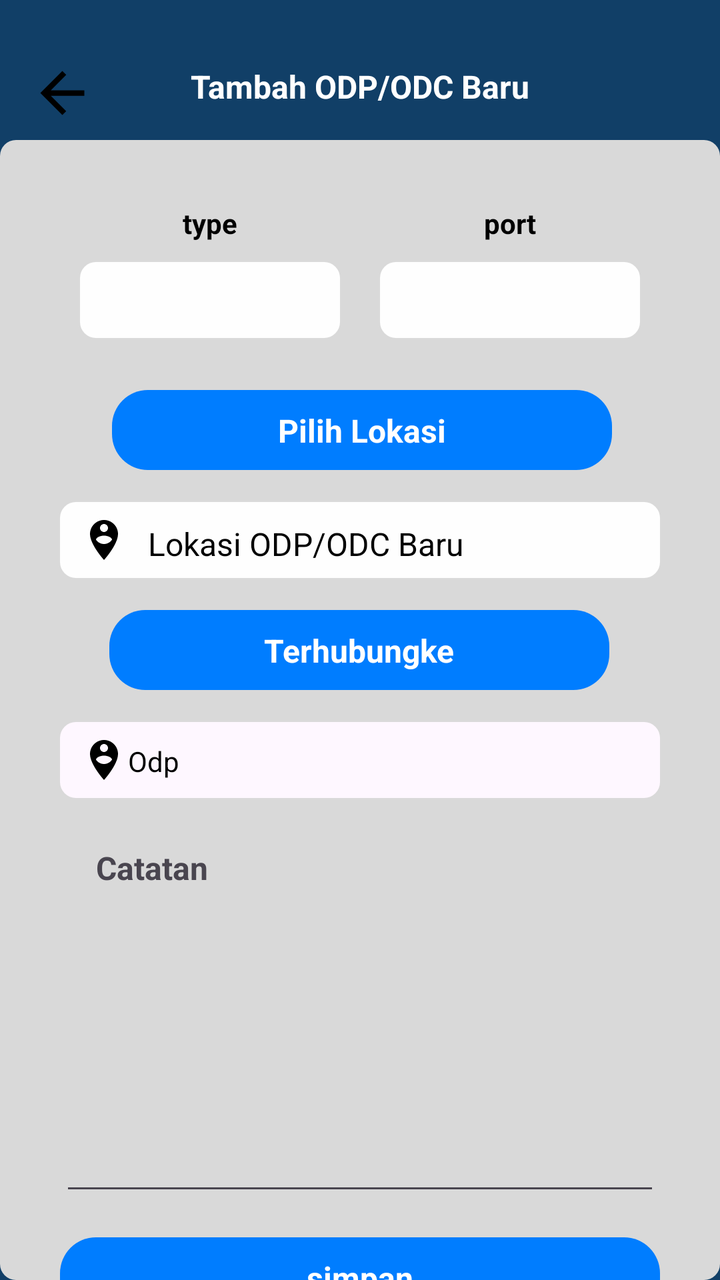
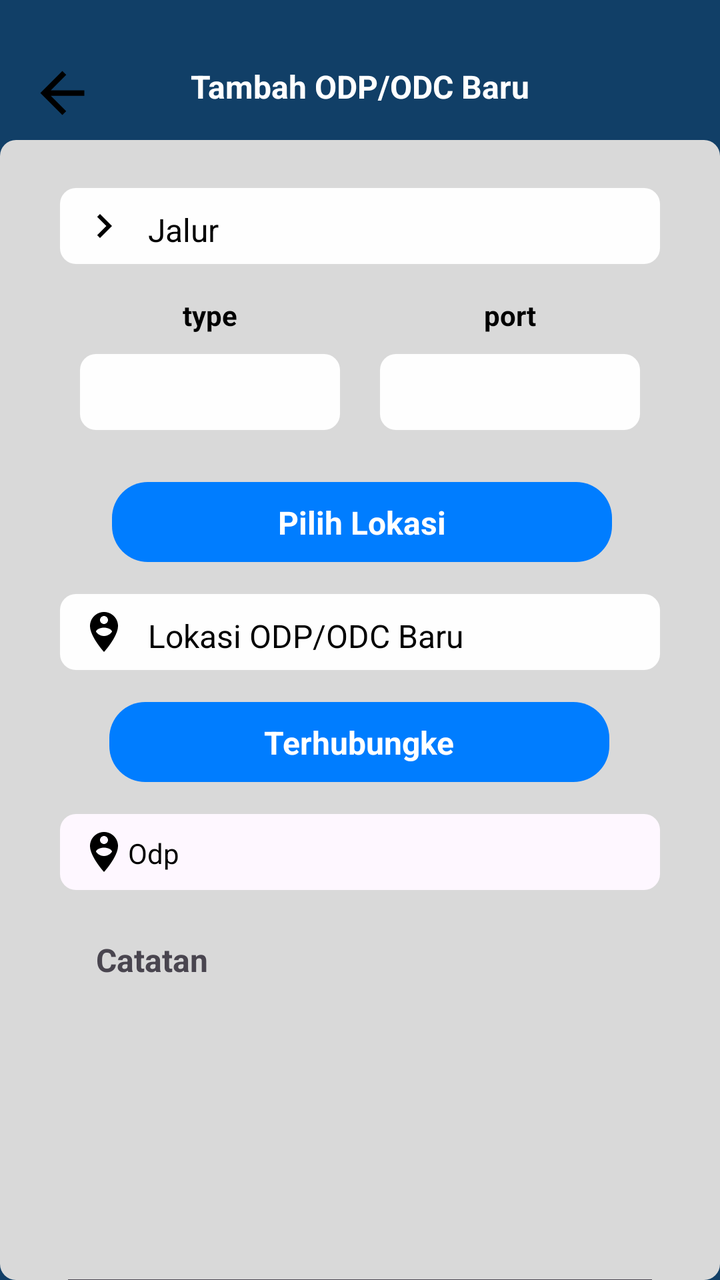

Compare the two renders of this Android layout. The source of the first and the diff that turns it into the second are given below.
<!-- AndroidManifest.xml: application theme Theme.PenagihanWifi -->
<!-- res/layout/activity_tambah_odp.xml -->
<?xml version="1.0" encoding="utf-8"?>
<androidx.constraintlayout.widget.ConstraintLayout xmlns:android="http://schemas.android.com/apk/res/android"
    xmlns:app="http://schemas.android.com/apk/res-auto"
    xmlns:tools="http://schemas.android.com/tools"
    android:id="@+id/main"
    android:layout_width="match_parent"
    android:layout_height="match_parent"
    android:background="#113F67"
    tools:context=".map.TambahOdpActivity">

    <include
        android:id="@+id/include"
        layout="@layout/lottie_success" />


    <androidx.constraintlayout.widget.ConstraintLayout
        android:id="@+id/constraintLayout"
        android:layout_width="match_parent"
        android:layout_height="match_parent"
        android:layout_marginTop="70dp"
        android:background="@drawable/cr8bd9d9d9"
        app:layout_constraintBottom_toBottomOf="parent"
        app:layout_constraintEnd_toEndOf="parent"
        app:layout_constraintHorizontal_bias="1.0"
        app:layout_constraintStart_toStartOf="parent"
        app:layout_constraintTop_toTopOf="parent"
        app:layout_constraintVertical_bias="0.0">


        <LinearLayout
            android:id="@+id/linearLayout"
            android:layout_width="300dp"
            android:layout_height="wrap_content"
            android:layout_marginTop="32dp"
            android:orientation="horizontal"
            app:layout_constraintEnd_toEndOf="parent"
            app:layout_constraintStart_toStartOf="parent"
            app:layout_constraintTop_toTopOf="parent">

            <LinearLayout
                android:layout_width="wrap_content"
                android:layout_height="match_parent"
                android:orientation="vertical">

                <TextView
                    android:id="@+id/textView8"
                    android:layout_width="match_parent"
                    android:layout_height="wrap_content"
                    android:layout_weight="1"
                    android:text="type"
                    android:textAlignment="center"
                    android:textColor="#000000"
                    android:textStyle="bold" />

                <Spinner
                    android:id="@+id/typeodp"
                    android:layout_width="130dp"
                    android:layout_height="38dp"
                    android:layout_margin="10dp"
                    android:layout_marginTop="16dp"
                    android:background="@drawable/edittext_border_blue"
                    android:inputType="text"

                    android:popupBackground="@android:drawable/editbox_background"
                    android:shadowRadius="20"
                    android:textColor="#000000"
                    android:textColorHint="#000000" />

            </LinearLayout>

            <LinearLayout
                android:layout_width="wrap_content"
                android:layout_height="match_parent"
                android:orientation="vertical">

                <TextView
                    android:id="@+id/textView9"
                    android:layout_width="match_parent"
                    android:layout_height="wrap_content"
                    android:layout_weight="1"
                    android:text="port"
                    android:textAlignment="center"
                    android:textColor="#000000"
                    android:textStyle="bold" />

                <Spinner
                    android:id="@+id/port"
                    android:layout_width="130dp"
                    android:layout_height="38dp"
                    android:layout_margin="10dp"
                    android:layout_marginTop="16dp"
                    android:background="@drawable/edittext_border_blue"

                    android:inputType="text"

                    android:popupBackground="@android:drawable/editbox_background"
                    android:shadowRadius="20"
                    android:textColor="#000000"
                    android:textColorHint="#000000" />
            </LinearLayout>

        </LinearLayout>

        <androidx.constraintlayout.widget.ConstraintLayout
            android:id="@+id/Layoutlokasi"
            android:layout_width="250dp"
            android:layout_height="40dp"
            android:layout_marginStart="82dp"
            android:layout_marginTop="16dp"
            android:layout_marginEnd="80dp"
            android:background="@drawable/dalamtopbutton"
            android:clickable="true"
            android:focusable="true"
            app:layout_constraintEnd_toEndOf="parent"
            app:layout_constraintStart_toStartOf="parent"
            app:layout_constraintTop_toBottomOf="@+id/linearLayout">

            <TextView
                android:layout_width="wrap_content"
                android:layout_height="wrap_content"
                android:text="Pilih Lokasi"
                android:textColor="#FFFFFF"
                android:textSize="16sp"
                android:textStyle="bold"
                app:layout_constraintBottom_toBottomOf="parent"
                app:layout_constraintEnd_toEndOf="parent"
                app:layout_constraintStart_toStartOf="parent"
                app:layout_constraintTop_toTopOf="parent" />
        </androidx.constraintlayout.widget.ConstraintLayout>


        <TextView
            android:id="@+id/koordinat"
            android:layout_width="300dp"
            android:layout_height="38dp"
            android:layout_marginTop="16dp"
            android:background="@drawable/edittext_border_blue"
            android:drawableStart="@drawable/baseline_person_pin_circle_24"

            android:drawablePadding="10dp"
            android:ems="10"
            android:inputType="text"
            android:padding="10dp"
            android:shadowRadius="20"
            android:text="Lokasi ODP/ODC Baru"
            android:textColor="#000000"
            android:textColorHint="#000000"
            android:textSize="16sp"
            app:layout_constraintEnd_toEndOf="parent"
            app:layout_constraintStart_toStartOf="parent"
            app:layout_constraintTop_toBottomOf="@+id/Layoutlokasi" />

        <androidx.constraintlayout.widget.ConstraintLayout
            android:id="@+id/LayoutOdp"
            android:layout_width="250dp"
            android:layout_height="40dp"
            android:layout_marginStart="80dp"
            android:layout_marginTop="16dp"
            android:layout_marginEnd="81dp"
            android:background="@drawable/dalamtopbutton"
            android:clickable="true"
            android:focusable="true"
            app:layout_constraintEnd_toEndOf="parent"
            app:layout_constraintStart_toStartOf="parent"
            app:layout_constraintTop_toBottomOf="@+id/koordinat">

            <TextView
                android:id="@+id/textView5"
                android:layout_width="wrap_content"
                android:layout_height="wrap_content"
                android:text="Terhubungke"
                android:textColor="#FFFFFF"
                android:textSize="16sp"
                android:textStyle="bold"
                app:layout_constraintBottom_toBottomOf="parent"
                app:layout_constraintEnd_toEndOf="parent"
                app:layout_constraintStart_toStartOf="parent"
                app:layout_constraintTop_toTopOf="parent" />
        </androidx.constraintlayout.widget.ConstraintLayout>

        <TextView
            android:id="@+id/odp"
            android:layout_width="300dp"
            android:layout_height="38dp"
            android:layout_marginTop="16dp"
            android:background="@drawable/edittext_border_blue"
            android:backgroundTint="@color/background"
            android:drawableStart="@drawable/baseline_person_pin_circle_24"

            android:inputType="text"
            android:popupBackground="@android:drawable/editbox_background"
            android:shadowRadius="20"
            android:text="Odp"
            android:textColor="#000000"
            android:textColorHint="#000000"
            app:layout_constraintEnd_toEndOf="parent"
            app:layout_constraintStart_toStartOf="parent"
            app:layout_constraintTop_toBottomOf="@+id/LayoutOdp"
            tools:ignore="MissingConstraints" />

        <TextView
            android:id="@+id/odpid"
            android:layout_width="304dp"
            android:layout_height="38dp"
            android:background="@drawable/edittext_border_blue"
            android:backgroundTint="@color/background"
            android:inputType="text"
            android:popupBackground="@android:drawable/editbox_background"

            android:shadowRadius="20"
            android:textColor="#000000"
            android:textColorHint="#000000"
            android:visibility="gone"
            app:layout_constraintEnd_toEndOf="parent"
            app:layout_constraintStart_toStartOf="parent"
            tools:ignore="MissingConstraints" />

        <TextView
            android:id="@+id/textView67"
            android:layout_width="wrap_content"
            android:layout_height="wrap_content"
            android:layout_marginTop="24dp"
            android:text="Catatan"
            android:textSize="16sp"
            android:textStyle="bold"
            app:layout_constraintEnd_toEndOf="parent"
            app:layout_constraintHorizontal_bias="0.158"
            app:layout_constraintStart_toStartOf="parent"
            app:layout_constraintTop_toBottomOf="@+id/odp" />

        <EditText
            android:id="@+id/editTextText"
            android:layout_width="300dp"
            android:layout_height="150dp"
            android:layout_marginStart="32dp"
            android:layout_marginTop="8dp"
            android:layout_marginEnd="32dp"
            android:ems="10"
            android:inputType="text"
            app:layout_constraintEnd_toEndOf="parent"
            app:layout_constraintStart_toStartOf="parent"
            app:layout_constraintTop_toBottomOf="@+id/textView67" />

        <androidx.constraintlayout.widget.ConstraintLayout
            android:id="@+id/simpan"
            android:layout_width="300dp"
            android:layout_height="40dp"
            android:layout_marginTop="16dp"
            android:background="@drawable/dalamtopbutton"
            android:clickable="true"
            android:focusable="true"
            android:text="simpan"
            android:textColor="@color/white"
            app:layout_constraintEnd_toEndOf="parent"
            app:layout_constraintStart_toStartOf="parent"
            app:layout_constraintTop_toBottomOf="@+id/editTextText">

            <TextView
                android:id="@+id/textView10"
                android:layout_width="wrap_content"
                android:layout_height="wrap_content"
                android:text="simpan"

                android:textColor="#FFFFFF"
                android:textSize="16sp"
                android:textStyle="bold"
                app:layout_constraintBottom_toBottomOf="parent"
                app:layout_constraintEnd_toEndOf="parent"
                app:layout_constraintStart_toStartOf="parent"
                app:layout_constraintTop_toTopOf="parent" />
        </androidx.constraintlayout.widget.ConstraintLayout>

    </androidx.constraintlayout.widget.ConstraintLayout>

    <include
        layout="@layout/lottie_success"
        android:layout_width="match_parent"
        android:layout_height="match_parent"
        app:layout_constraintBottom_toBottomOf="parent"
        app:layout_constraintEnd_toEndOf="parent"
        app:layout_constraintStart_toStartOf="parent"
        app:layout_constraintTop_toTopOf="parent" />

    <TextView
        android:id="@+id/textView4"
        android:layout_width="wrap_content"
        android:layout_height="wrap_content"
        android:layout_marginTop="16dp"
        android:text="Tambah ODP/ODC Baru"
        android:textColor="#FFFFFF"
        android:textSize="16sp"
        android:textStyle="bold"
        app:layout_constraintBottom_toTopOf="@+id/constraintLayout"
        app:layout_constraintEnd_toEndOf="parent"
        app:layout_constraintStart_toStartOf="parent"
        app:layout_constraintTop_toTopOf="parent" />

    <ImageView
        android:id="@+id/back"
        android:layout_width="33dp"
        android:layout_height="33dp"
        android:layout_marginStart="8dp"
        android:layout_marginTop="30dp"
        app:layout_constraintEnd_toEndOf="parent"
        app:layout_constraintHorizontal_bias="0.021"
        app:layout_constraintStart_toStartOf="parent"
        app:layout_constraintTop_toTopOf="parent"
        app:srcCompat="@drawable/baseline_arrow_back_24" />

</androidx.constraintlayout.widget.ConstraintLayout>
<!-- res/layout/lottie_success.xml (included above) -->
<?xml version="1.0" encoding="utf-8"?>
<FrameLayout xmlns:android="http://schemas.android.com/apk/res/android"
    xmlns:app="http://schemas.android.com/apk/res-auto"
    android:id="@+id/lottieContainer"
    android:layout_width="match_parent"
    android:layout_height="match_parent"
    android:visibility="gone"
    android:gravity="center">

    <androidx.constraintlayout.widget.ConstraintLayout
        android:layout_width="match_parent"
        android:layout_height="match_parent">
        <com.airbnb.lottie.LottieAnimationView
            android:id="@+id/lottieSuccess"
            android:layout_width="match_parent"
            android:layout_height="match_parent"
            app:lottie_autoPlay="true"
            app:lottie_fileName="Success.json"
            app:lottie_loop="false" />
    </androidx.constraintlayout.widget.ConstraintLayout>



</FrameLayout>
<!-- resources referenced by this layout -->
<resources>
  <color name="background">#FEF7FF</color>
  <color name="white">#FFFFFFFF</color>
  <!-- drawable baseline_arrow_back_24 (drawable) -->
  <vector xmlns:android="http://schemas.android.com/apk/res/android" android:autoMirrored="true" android:height="24dp" android:tint="#000000" android:viewportHeight="24" android:viewportWidth="24" android:width="24dp">
        
      <path android:fillColor="@android:color/white" android:pathData="M20,11H7.83l5.59,-5.59L12,4l-8,8 8,8 1.41,-1.41L7.83,13H20v-2z"/>
      
  </vector>
  <!-- drawable baseline_person_pin_circle_24 (drawable) -->
  <vector xmlns:android="http://schemas.android.com/apk/res/android" android:height="24dp" android:tint="#000000" android:viewportHeight="24" android:viewportWidth="24" android:width="24dp">
        
      <path android:fillColor="@android:color/white" android:pathData="M12,2C8.14,2 5,5.14 5,9c0,5.25 7,13 7,13s7,-7.75 7,-13C19,5.14 15.86,2 12,2zM12,4c1.1,0 2,0.9 2,2c0,1.11 -0.9,2 -2,2s-2,-0.89 -2,-2C10,4.9 10.9,4 12,4zM12,14c-1.67,0 -3.14,-0.85 -4,-2.15c0.02,-1.32 2.67,-2.05 4,-2.05s3.98,0.73 4,2.05C15.14,13.15 13.67,14 12,14z"/>
      
  </vector>
  <!-- drawable cr8bd9d9d9 (drawable) -->
  <?xml version="1.0" encoding="UTF-8"?>
  <shape
  	xmlns:android="http://schemas.android.com/apk/res/android">
  	<solid
  		android:color="#D9D9D9"
  	/>
  	<corners
  		android:radius="8dp"
  	/>      
  </shape>
  <!-- drawable dalamtopbutton (drawable) -->
  <?xml version="1.0" encoding="utf-8"?>
  <selector xmlns:android="http://schemas.android.com/apk/res/android">
  <item>
      <shape android:shape="rectangle">
          <corners android:radius="18sp"/>
          <solid android:color="#007dff"/>
  
      </shape>
  </item>
  </selector>
  <!-- drawable edittext_border_blue (drawable) -->
  <shape xmlns:android="http://schemas.android.com/apk/res/android">
      <solid android:color="#FEFEFE" />
       
      <corners android:radius="8dp" /> 
      <padding
          android:left="10dp"
          android:top="10dp"
          android:right="10dp"
          android:bottom="10dp"/>
  </shape>
  <style name="Theme.PenagihanWifi" parent="Base.Theme.PenagihanWifi" />
  <style name="Base.Theme.PenagihanWifi" parent="Theme.Material3.DayNight.NoActionBar">
          
          <item name="android:windowFullscreen">true</item>
          
      </style>
</resources>

<!-- the commit's change to res/layout/activity_tambah_odp.xml (unified diff, before → after) -->
@@ -10,7 +10,11 @@
 
     <include
         android:id="@+id/include"
-        layout="@layout/lottie_success" />
+        layout="@layout/lottie_success"
+        app:layout_constraintBottom_toBottomOf="parent"
+        app:layout_constraintEnd_toEndOf="parent"
+        app:layout_constraintStart_toStartOf="parent"
+        app:layout_constraintTop_toTopOf="parent" />
 
 
     <androidx.constraintlayout.widget.ConstraintLayout
@@ -27,15 +31,36 @@
         app:layout_constraintVertical_bias="0.0">
 
 
+        <TextView
+            android:id="@+id/jalur"
+            android:layout_width="300dp"
+            android:layout_height="38dp"
+            android:layout_marginTop="24dp"
+            android:background="@drawable/edittext_border_blue"
+            android:drawableStart="@drawable/ic_arrow_right"
+
+            android:drawablePadding="10dp"
+            android:ems="10"
+            android:inputType="text"
+            android:padding="10dp"
+            android:shadowRadius="20"
+            android:text="Jalur"
+            android:textColor="#000000"
+            android:textColorHint="#000000"
+            android:textSize="16sp"
+            app:layout_constraintEnd_toEndOf="parent"
+            app:layout_constraintStart_toStartOf="parent"
+            app:layout_constraintTop_toTopOf="parent" />
+
         <LinearLayout
             android:id="@+id/linearLayout"
             android:layout_width="300dp"
             android:layout_height="wrap_content"
-            android:layout_marginTop="32dp"
+            android:layout_marginTop="16dp"
             android:orientation="horizontal"
             app:layout_constraintEnd_toEndOf="parent"
             app:layout_constraintStart_toStartOf="parent"
-            app:layout_constraintTop_toTopOf="parent">
+            app:layout_constraintTop_toBottomOf="@+id/jalur">
 
             <LinearLayout
                 android:layout_width="wrap_content"
@@ -273,6 +298,7 @@
     </androidx.constraintlayout.widget.ConstraintLayout>
 
     <include
+        android:id="@+id/include2"
         layout="@layout/lottie_success"
         android:layout_width="match_parent"
         android:layout_height="match_parent"
<!-- resource entries referenced after the edit -->
@@ -47,6 +47,16 @@
           android:right="10dp"
           android:bottom="10dp"/>
   </shape>
+  <!-- drawable ic_arrow_right (drawable) -->
+  <vector xmlns:android="http://schemas.android.com/apk/res/android"
+      android:width="24dp"
+      android:height="24dp"
+      android:viewportWidth="24"
+      android:viewportHeight="24">
+      <path
+          android:fillColor="#000000"
+          android:pathData="M8.59,16.59L13.17,12 8.59,7.41 10,6l6,6 -6,6z" />
+  </vector>
   <style name="Theme.PenagihanWifi" parent="Base.Theme.PenagihanWifi" />
   <style name="Base.Theme.PenagihanWifi" parent="Theme.Material3.DayNight.NoActionBar">
           
